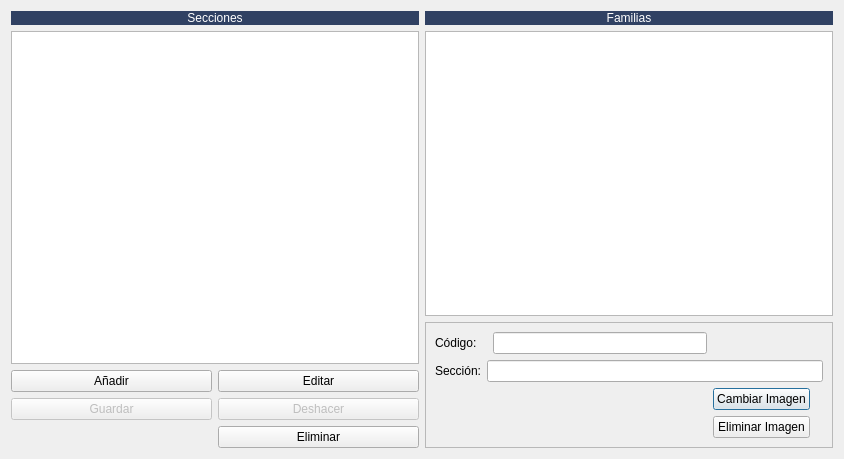
This is Almacen/frmseccionesalmacen.ui in arcnexus/RedFoX as Qt 5 draws it before an edit. The edited form follows.
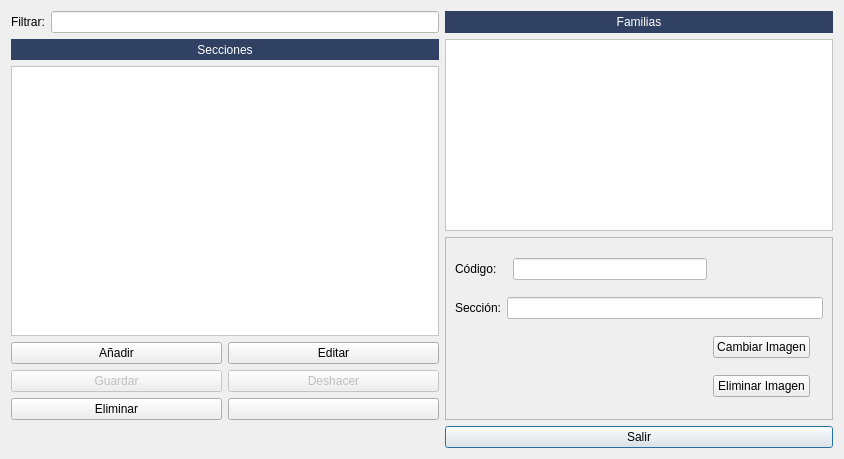
This is the edited form. Icons and pictures are not drawn.

Commit message: secciones almacen nueva pantalla

```diff
--- a/Almacen/frmseccionesalmacen.ui
+++ b/Almacen/frmseccionesalmacen.ui
@@ -14,21 +14,14 @@
    <string>Dialog</string>
   </property>
   <layout class="QGridLayout" name="gridLayout_3">
-   <item row="0" column="0">
-    <widget class="QLabel" name="label">
-     <property name="styleSheet">
-      <string notr="true">background-color: #304163;
-color: rgb(255, 255, 255);</string>
-     </property>
-     <property name="text">
-      <string>Secciones</string>
-     </property>
-     <property name="alignment">
-      <set>Qt::AlignCenter</set>
-     </property>
-    </widget>
-   </item>
    <item row="0" column="1">
+    <widget class="QLineEdit" name="lineEdit">
+     <property name="styleSheet">
+      <string notr="true">background-color: rgb(255, 255, 255);</string>
+     </property>
+    </widget>
+   </item>
+   <item row="0" column="2">
     <widget class="QLabel" name="label_2">
      <property name="styleSheet">
       <string notr="true">background-color: #304163;
@@ -42,13 +35,25 @@
      </property>
     </widget>
    </item>
-   <item row="1" column="0" rowspan="2">
-    <widget class="QTableView" name="tabla_secciones"/>
+   <item row="1" column="2" rowspan="2">
+    <widget class="QTableView" name="tabla_familias">
+     <property name="styleSheet">
+      <string notr="true">background-color: rgb(255, 255, 255);</string>
+     </property>
+    </widget>
    </item>
-   <item row="1" column="1">
-    <widget class="QTableView" name="tabla_familias"/>
+   <item row="5" column="2">
+    <widget class="QPushButton" name="btnSalir">
+     <property name="text">
+      <string>Salir</string>
+     </property>
+     <property name="icon">
+      <iconset resource="../maya.qrc">
+       <normaloff>:/Icons/PNG/close.png</normaloff>:/Icons/PNG/close.png</iconset>
+     </property>
+    </widget>
    </item>
-   <item row="2" column="1" rowspan="2">
+   <item row="3" column="2" rowspan="2">
     <widget class="QFrame" name="frame">
      <property name="frameShape">
       <enum>QFrame::StyledPanel</enum>
@@ -65,7 +70,11 @@
        </widget>
       </item>
       <item row="0" column="2">
-       <widget class="QLineEdit" name="txtCodigo"/>
+       <widget class="QLineEdit" name="txtCodigo">
+        <property name="styleSheet">
+         <string notr="true">background-color: rgb(255, 255, 255);</string>
+        </property>
+       </widget>
       </item>
       <item row="1" column="0">
        <widget class="QLabel" name="label_4">
@@ -75,7 +84,11 @@
        </widget>
       </item>
       <item row="1" column="1" colspan="4">
-       <widget class="QLineEdit" name="txtSeccion"/>
+       <widget class="QLineEdit" name="txtSeccion">
+        <property name="styleSheet">
+         <string notr="true">background-color: rgb(255, 255, 255);</string>
+        </property>
+       </widget>
       </item>
       <item row="2" column="3">
        <widget class="QPushButton" name="btnCambiarImagen">
@@ -115,7 +128,56 @@
      </layout>
     </widget>
    </item>
-   <item row="3" column="0">
+   <item row="0" column="0">
+    <widget class="QLabel" name="label_5">
+     <property name="text">
+      <string>Filtrar:</string>
+     </property>
+    </widget>
+   </item>
+   <item row="1" column="0" colspan="2">
+    <widget class="QLabel" name="label">
+     <property name="maximumSize">
+      <size>
+       <width>16777215</width>
+       <height>21</height>
+      </size>
+     </property>
+     <property name="styleSheet">
+      <string notr="true">background-color: #304163;
+color: rgb(255, 255, 255);</string>
+     </property>
+     <property name="text">
+      <string>Secciones</string>
+     </property>
+     <property name="alignment">
+      <set>Qt::AlignCenter</set>
+     </property>
+    </widget>
+   </item>
+   <item row="2" column="0" rowspan="2" colspan="2">
+    <widget class="QTableView" name="tabla_secciones">
+     <property name="styleSheet">
+      <string notr="true">background-color: rgb(255, 255, 255);</string>
+     </property>
+     <property name="alternatingRowColors">
+      <bool>true</bool>
+     </property>
+     <property name="selectionMode">
+      <enum>QAbstractItemView::SingleSelection</enum>
+     </property>
+     <property name="selectionBehavior">
+      <enum>QAbstractItemView::SelectRows</enum>
+     </property>
+     <attribute name="horizontalHeaderStretchLastSection">
+      <bool>true</bool>
+     </attribute>
+     <attribute name="verticalHeaderVisible">
+      <bool>false</bool>
+     </attribute>
+    </widget>
+   </item>
+   <item row="4" column="0" colspan="2">
     <layout class="QGridLayout" name="gridLayout">
      <item row="1" column="0">
       <widget class="QPushButton" name="pushButton_2">
@@ -167,7 +229,7 @@
        </property>
       </widget>
      </item>
-     <item row="2" column="1">
+     <item row="2" column="0">
       <widget class="QPushButton" name="pushButton_4">
        <property name="text">
         <string>Eliminar</string>
@@ -178,6 +240,13 @@
        </property>
       </widget>
      </item>
+     <item row="2" column="1">
+      <widget class="QPushButton" name="pushButton">
+       <property name="text">
+        <string/>
+       </property>
+      </widget>
+     </item>
     </layout>
    </item>
   </layout>
```
Left out of the diff: 22 changed lines with no effect on the pictures. The commit also changes 3 other files.
